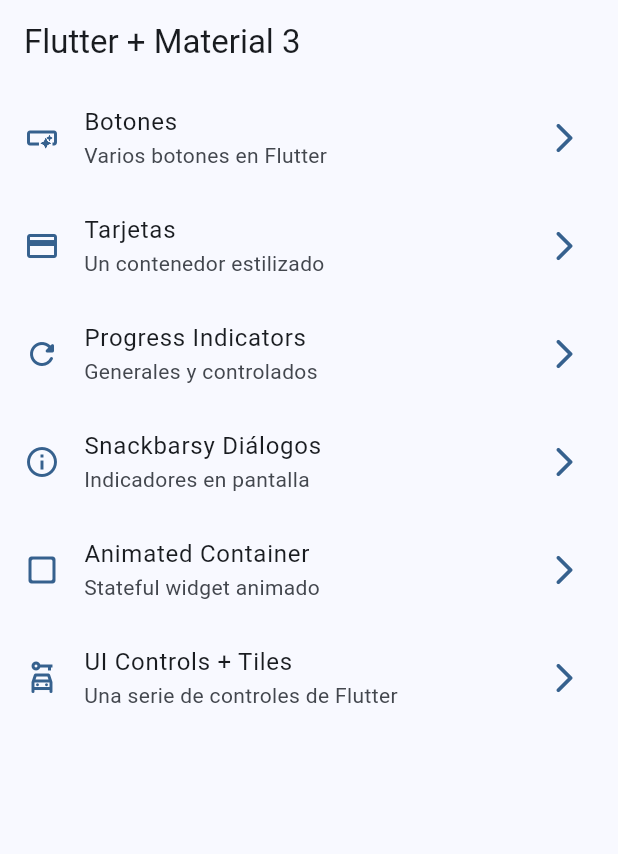
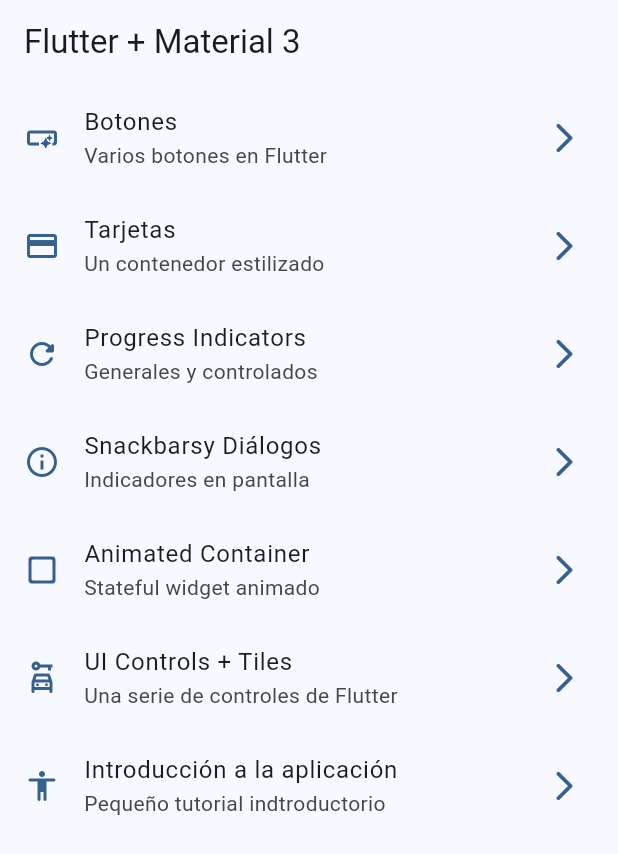
Before and after one commit to Juudini/flutter_widgets_app, a Flutter app: the screen it shows after launch, on a phone screen of 412 x 824 dp. Shown: the top 854 px of the screen. Run offline on Flutter 3.47's test engine with Material 3 defaults, Android fonts, the phone set to English and light mode, and no system bars; our stand-ins replace go_router.

Commit message:
feat: added new routes

```diff
--- a/lib/config/menu/menu_items.dart
+++ b/lib/config/menu/menu_items.dart
@@ -50,5 +50,11 @@ const List<MenuItem> appMenuItems = [
     subTitle: 'Una serie de controles de Flutter',
     link: '/ui-controls',
     icon: Icons.car_rental_outlined,
+  ),
+  MenuItem(
+    title: 'Introducción a la aplicación',
+    subTitle: 'Pequeño tutorial indtroductorio',
+    link: '/tutorial',
+    icon: Icons.accessibility_rounded,
   )
 ];
--- a/lib/config/router/app_router.dart
+++ b/lib/config/router/app_router.dart
@@ -39,5 +39,10 @@ final appRouter = GoRouter(
       name: UiControlsScreen.name,
       builder: (context, state) => const UiControlsScreen(),
     ),
+    GoRoute(
+      path: '/tutorial',
+      name: AppTutorialScreen.name,
+      builder: (context, state) => const AppTutorialScreen(),
+    ),
   ],
 );
```
